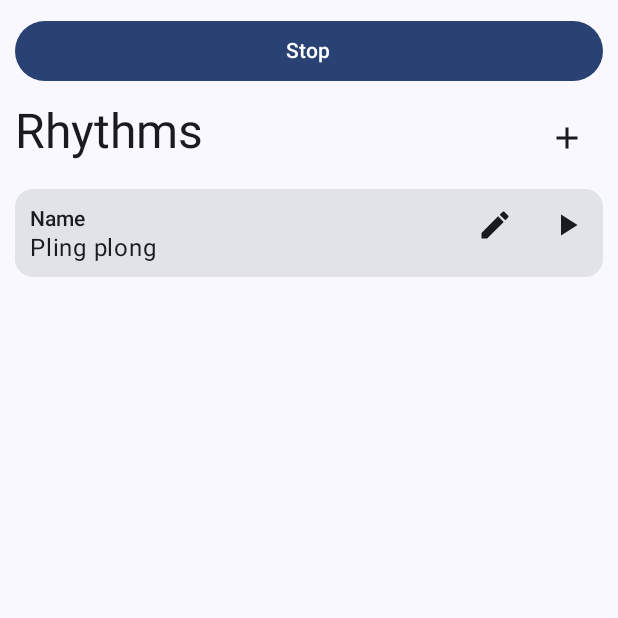
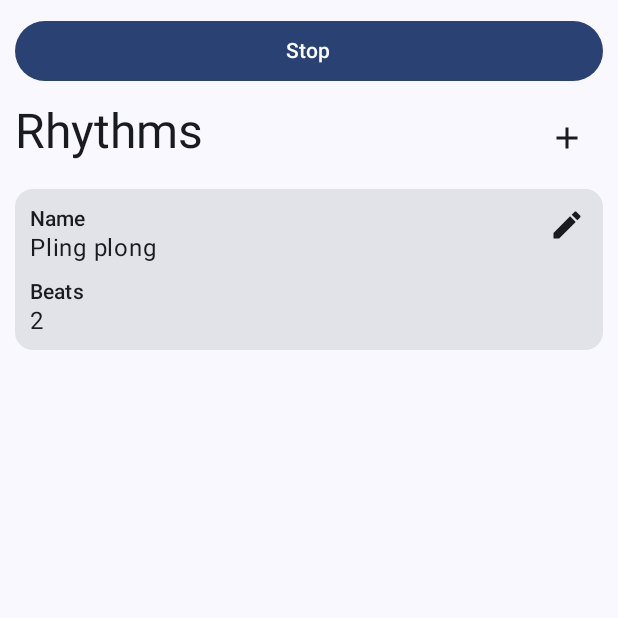
Before and after one commit to simonolander/horloge, an Android app built with Jetpack Compose: the screen it shows after launch (MainActivity), on a phone screen of 412 x 824 dp, the top half of it. Run offline under Robolectric (Android 15) with nearby library versions, the phone set to English and light mode, and no system bars.

Commit message:
Improve clickage

```diff
--- a/app/src/main/java/org/simonolander/horloge/ui/component/RhythmList.kt
+++ b/app/src/main/java/org/simonolander/horloge/ui/component/RhythmList.kt
@@ -5,7 +5,9 @@ import androidx.compose.foundation.layout.Arrangement
 import androidx.compose.foundation.layout.Box
 import androidx.compose.foundation.layout.Column
 import androidx.compose.foundation.layout.Row
+import androidx.compose.foundation.layout.Spacer
 import androidx.compose.foundation.layout.fillMaxWidth
+import androidx.compose.foundation.layout.height
 import androidx.compose.foundation.layout.padding
 import androidx.compose.foundation.rememberScrollState
 import androidx.compose.foundation.verticalScroll
@@ -62,19 +64,19 @@ fun RhythmList(
 
 @Composable
 fun RhythmView(rhythm: Rhythm, onPlayClick: () -> Unit, onEditClick: () -> Unit) {
-    Card(modifier = Modifier.fillMaxWidth()) {
+    Card(modifier = Modifier.fillMaxWidth(), onClick = onPlayClick) {
         Box(Modifier.fillMaxWidth()) {
             Row(modifier = Modifier.align(Alignment.TopEnd)) {
                 IconButton(onClick = onEditClick) {
                     Icon(imageVector = Icons.Default.Edit, contentDescription = "Edit rhythm")
                 }
-                IconButton(onClick = onPlayClick) {
-                    Icon(imageVector = Icons.Default.PlayArrow, contentDescription = "Play rhythm")
-                }
             }
             Column(Modifier.padding(10.dp)) {
                 Text(text = "Name", style = MaterialTheme.typography.labelLarge)
                 Text(text = rhythm.name, style = MaterialTheme.typography.bodyLarge)
+                Spacer(modifier = Modifier.height(10.dp))
+                Text(text = "Beats", style = MaterialTheme.typography.labelLarge)
+                Text(text = rhythm.beats.size.toString(), style = MaterialTheme.typography.bodyLarge)
             }
         }
     }
```
